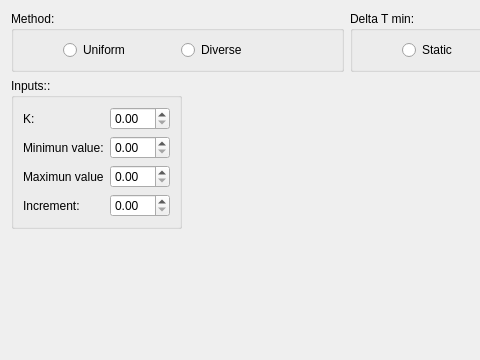
Above: contenido_plots.ui from Gahemo0306/SoftawareShen before the change; both pictures show x 0 to 480 and y 0 to 360 of the 693 by 360 pixel window. Below: the same form after it.
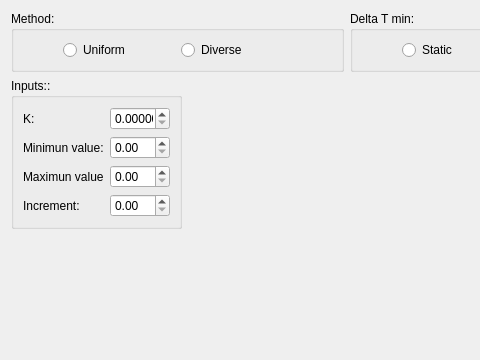
That is the form after the change.

What changed in the file:
```diff
--- a/contenido_plots.ui
+++ b/contenido_plots.ui
@@ -229,6 +229,9 @@
             <height>16777215</height>
            </size>
           </property>
+          <property name="decimals">
+           <number>6</number>
+          </property>
          </widget>
         </item>
         <item row="2" column="0">
```
